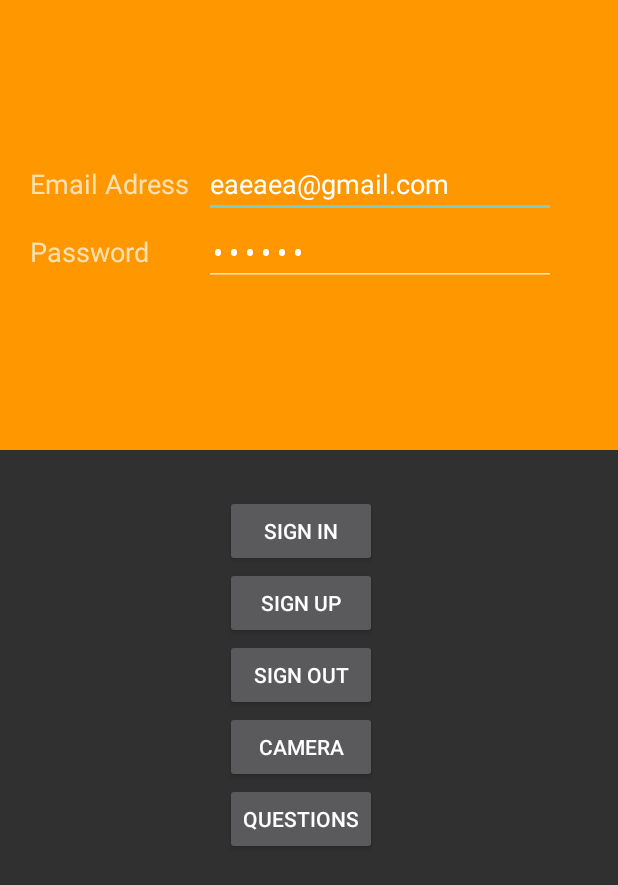
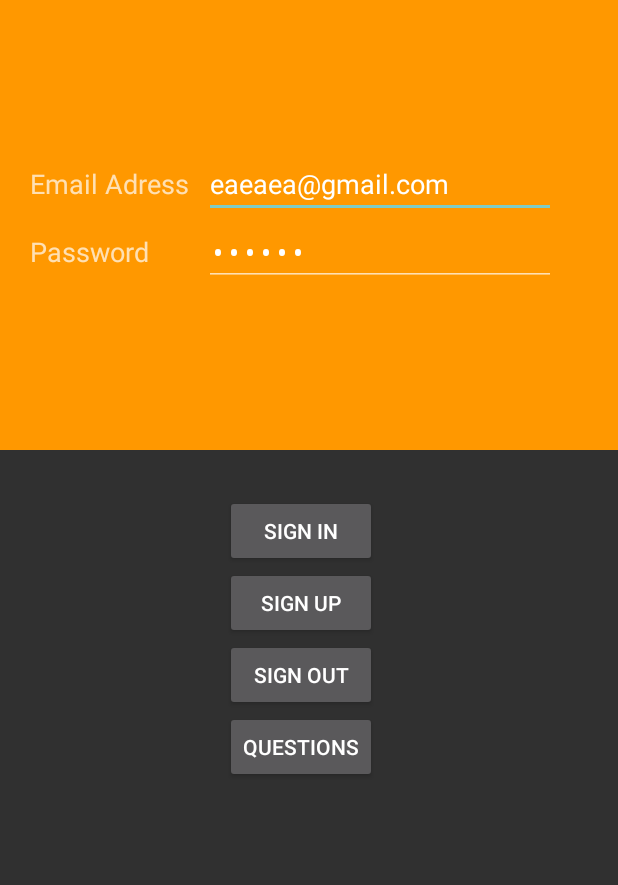
Before and after one commit to ioanacic/Licenta-QR-Code-Scanner, an Android app: the screen it shows after launch (MainActivity), on a phone screen of 412 x 824 dp. Shown: the top 885 px of the screen. Run offline under Robolectric (Android 15) with nearby library versions, the phone set to English and light mode, and no system bars; our stand-ins replace Firebase (no records; nobody signed in at launch, a user with empty details on screens opened directly).

Commit message:
sort questions by course in recyclerView

```diff
--- a/app/build.gradle
+++ b/app/build.gradle
@@ -16,6 +16,10 @@ android {
             proguardFiles getDefaultProguardFile('proguard-android.txt'), 'proguard-rules.pro'
         }
     }
+    compileOptions {
+        sourceCompatibility = 1.8
+        targetCompatibility = 1.8
+    }
 }
 
 dependencies {
--- a/app/src/main/AndroidManifest.xml
+++ b/app/src/main/AndroidManifest.xml
@@ -50,7 +50,7 @@
         <activity android:name=".SignUpActivity"
             android:label="Create account"/>
 
-        <activity android:name=".AddQuestion"
+        <activity android:name=".AddQuestionActivity"
             android:label="Add new questions"/>
 
         <activity android:name="QuestionCodeActivity"
--- a/app/src/main/java/com/google/android/gms/samples/vision/barcodereader/MainActivity.java
+++ b/app/src/main/java/com/google/android/gms/samples/vision/barcodereader/MainActivity.java
@@ -56,7 +56,6 @@ public class MainActivity extends Activity implements View.OnClickListener {
         findViewById(R.id.emailSignInButton).setOnClickListener(this);
         findViewById(R.id.emailCreateAccountButton).setOnClickListener(this);
         findViewById(R.id.signOutButton).setOnClickListener(this);
-        findViewById(R.id.goToCamera).setOnClickListener(this);
         findViewById(R.id.seeQuestionsButton).setOnClickListener(this);
 
         mAuth = FirebaseAuth.getInstance();
@@ -144,9 +143,6 @@ public class MainActivity extends Activity implements View.OnClickListener {
             signIn();
         } else if (i == R.id.signOutButton) {
             signOut();
-        } else if (i == R.id.goToCamera) {
-            Intent intent = new Intent(this, SecondActivity.class);
-            startActivity(intent);
         } else if (i == R.id.seeQuestionsButton) {
             Intent intent = new Intent(this, SeeQuestionsActivity.class);
             startActivity(intent);
--- a/app/src/main/java/com/google/android/gms/samples/vision/barcodereader/SecondActivity.java
+++ b/app/src/main/java/com/google/android/gms/samples/vision/barcodereader/SecondActivity.java
@@ -118,7 +118,7 @@ public class SecondActivity extends Activity implements View.OnClickListener {
             startActivity(intent);
         }
         if (v.getId() == R.id.addQuestionButton) {
-            Intent intent = new Intent(this, AddQuestion.class);
+            Intent intent = new Intent(this, AddQuestionActivity.class);
             startActivity(intent);
         }
     }
--- a/app/src/main/res/layout/see_questions_activity.xml
+++ b/app/src/main/res/layout/see_questions_activity.xml
@@ -4,6 +4,11 @@
     android:layout_height="match_parent">
     tools:context="com.google.android.gms.samples.vision.barcodereader.QuestionCodeActivity
 
+    <Spinner
+        android:id="@+id/coursesOptions"
+        android:layout_width="match_parent"
+        android:layout_height="50dp" />
+
     <android.support.v7.widget.RecyclerView
         android:id="@+id/my_recycler_view"
         android:layout_width="match_parent"
--- a/app/src/main/res/layout/sign_in_activity.xml
+++ b/app/src/main/res/layout/sign_in_activity.xml
@@ -140,22 +140,6 @@
 
         <TableRow
             android:layout_width="match_parent"
-            android:layout_height="match_parent">
-
-            <Space
-                android:layout_width="wrap_content"
-                android:layout_height="wrap_content" />
-
-            <Button
-                android:id="@+id/goToCamera"
-                android:layout_width="wrap_content"
-                android:layout_height="wrap_content"
-                android:text="CAMERA" />
-
-        </TableRow>
-
-        <TableRow
-            android:layout_width="match_parent"
             android:layout_height="match_parent" >
 
             <Space
```
Also changed, not shown: app/src/main/java/com/google/android/gms/samples/vision/barcodereader/AddQuestionActivity.java (renamed from app/src/main/java/com/google/android/gms/samples/vision/barcodereader/AddQuestion.java, +4 -5 lines), app/src/main/java/com/google/android/gms/samples/vision/barcodereader/SeeQuestionsActivity.java (+67 -2 lines).
